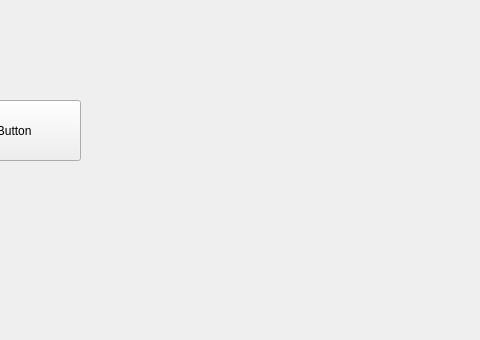
realjingli/TestDump, file MainWindow.ui: the form before one commit; both pictures show x 190 to 670 and y 0 to 340 of the 800 by 600 pixel window.
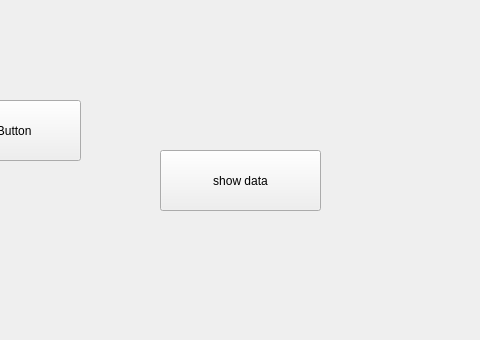
The form after the commit.

Commit message: 增加Data class

Diff of the .ui file:
```diff
--- a/MainWindow.ui
+++ b/MainWindow.ui
@@ -66,6 +66,19 @@
      <string>V1.0.0</string>
     </property>
    </widget>
+   <widget class="QPushButton" name="showDataButton">
+    <property name="geometry">
+     <rect>
+      <x>350</x>
+      <y>150</y>
+      <width>161</width>
+      <height>61</height>
+     </rect>
+    </property>
+    <property name="text">
+     <string>show data</string>
+    </property>
+   </widget>
   </widget>
  </widget>
  <resources/>
```
The commit also changes 5 other files.
